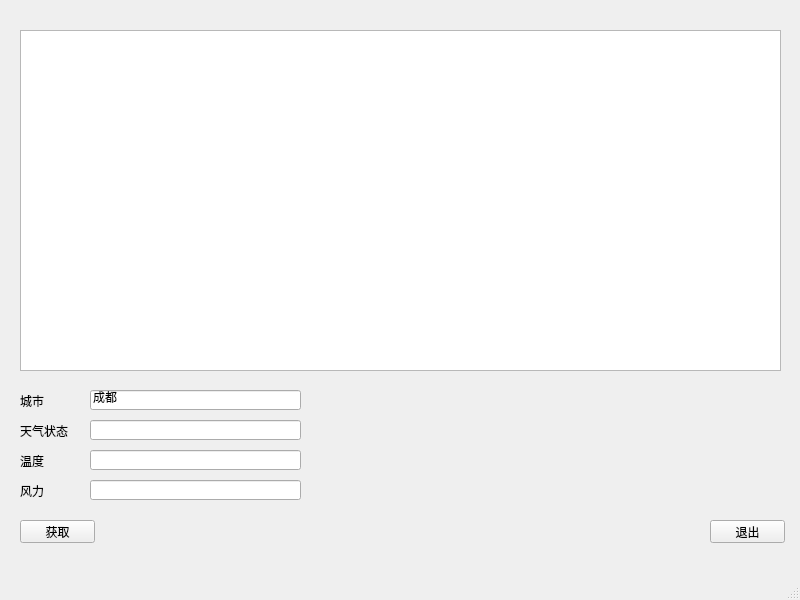
This is mainwindow.ui in melody0123/GetWeatherDataWithQt as Qt 5 draws it before an edit. The edited form follows.
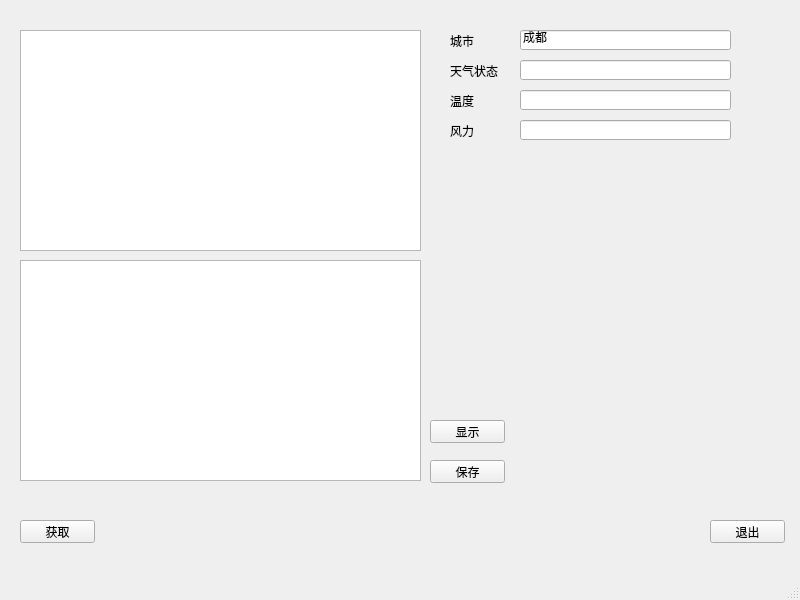
This is the edited form.

The edit to the form file:
```diff
--- a/mainwindow.ui
+++ b/mainwindow.ui
@@ -45,16 +45,16 @@
      <rect>
       <x>20</x>
       <y>30</y>
-      <width>761</width>
-      <height>341</height>
+      <width>401</width>
+      <height>221</height>
      </rect>
     </property>
    </widget>
    <widget class="QLabel" name="label">
     <property name="geometry">
      <rect>
-      <x>20</x>
-      <y>390</y>
+      <x>450</x>
+      <y>30</y>
       <width>54</width>
       <height>21</height>
      </rect>
@@ -66,8 +66,8 @@
    <widget class="QLineEdit" name="city">
     <property name="geometry">
      <rect>
-      <x>90</x>
-      <y>390</y>
+      <x>520</x>
+      <y>30</y>
       <width>211</width>
       <height>20</height>
      </rect>
@@ -79,8 +79,8 @@
    <widget class="QLabel" name="label_2">
     <property name="geometry">
      <rect>
-      <x>20</x>
-      <y>420</y>
+      <x>450</x>
+      <y>60</y>
       <width>54</width>
       <height>21</height>
      </rect>
@@ -92,8 +92,8 @@
    <widget class="QLineEdit" name="type">
     <property name="geometry">
      <rect>
-      <x>90</x>
-      <y>420</y>
+      <x>520</x>
+      <y>60</y>
       <width>211</width>
       <height>20</height>
      </rect>
@@ -102,8 +102,8 @@
    <widget class="QLabel" name="label_3">
     <property name="geometry">
      <rect>
-      <x>20</x>
-      <y>450</y>
+      <x>450</x>
+      <y>90</y>
       <width>54</width>
       <height>21</height>
      </rect>
@@ -115,8 +115,8 @@
    <widget class="QLineEdit" name="wendu">
     <property name="geometry">
      <rect>
-      <x>90</x>
-      <y>450</y>
+      <x>520</x>
+      <y>90</y>
       <width>211</width>
       <height>20</height>
      </rect>
@@ -125,8 +125,8 @@
    <widget class="QLabel" name="label_4">
     <property name="geometry">
      <rect>
-      <x>20</x>
-      <y>480</y>
+      <x>450</x>
+      <y>120</y>
       <width>54</width>
       <height>21</height>
      </rect>
@@ -138,13 +138,49 @@
    <widget class="QLineEdit" name="fengli">
     <property name="geometry">
      <rect>
-      <x>90</x>
-      <y>480</y>
+      <x>520</x>
+      <y>120</y>
       <width>211</width>
       <height>20</height>
      </rect>
     </property>
    </widget>
+   <widget class="QTableView" name="tableView">
+    <property name="geometry">
+     <rect>
+      <x>20</x>
+      <y>260</y>
+      <width>401</width>
+      <height>221</height>
+     </rect>
+    </property>
+   </widget>
+   <widget class="QPushButton" name="showAllButton">
+    <property name="geometry">
+     <rect>
+      <x>430</x>
+      <y>420</y>
+      <width>75</width>
+      <height>23</height>
+     </rect>
+    </property>
+    <property name="text">
+     <string>显示</string>
+    </property>
+   </widget>
+   <widget class="QPushButton" name="pushButton">
+    <property name="geometry">
+     <rect>
+      <x>430</x>
+      <y>460</y>
+      <width>75</width>
+      <height>23</height>
+     </rect>
+    </property>
+    <property name="text">
+     <string>保存</string>
+    </property>
+   </widget>
   </widget>
   <widget class="QMenuBar" name="menubar">
    <property name="geometry">
```
Left out of the diff: 38 changed lines with no effect on the pictures.
